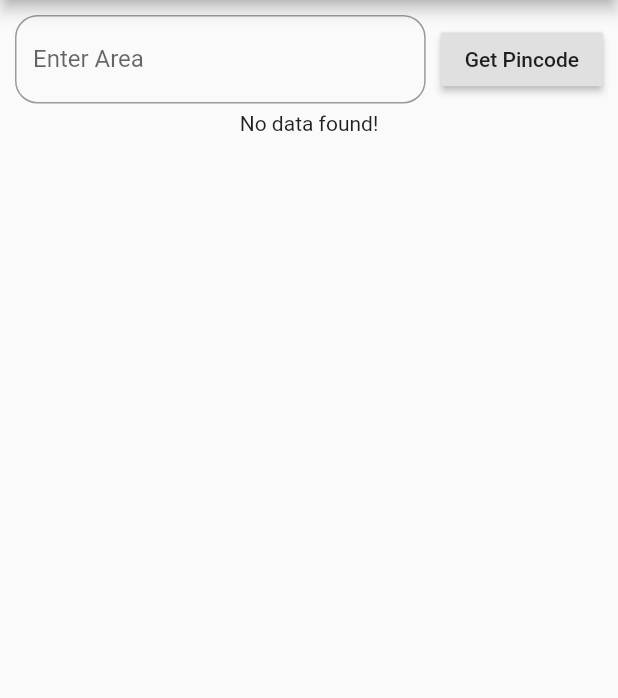
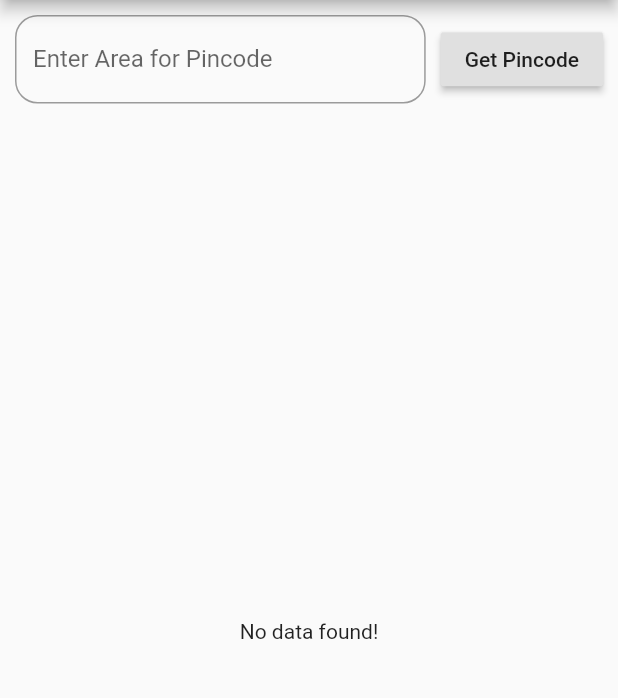
Before and after one commit to pratikbutani/FlutterPinCodeFinder, a Flutter app: the screen it shows after launch, on a phone screen of 412 x 824 dp, the part 84-782 px from its top. Run offline on Flutter 3.47's test engine with Material 2 defaults, Android fonts, the phone set to English and light mode, and no system bars.

Commit message:
Center Issue Solved

```diff
--- a/lib/main.dart
+++ b/lib/main.dart
@@ -83,7 +83,7 @@ class _MyHomePageState extends State<MyHomePage> {
       child: TextFormField(
         controller: _text,
         decoration: new InputDecoration(
-          labelText: "Enter Area",
+          labelText: "Enter Area for Pincode",
           fillColor: Colors.white,
           errorText: _validateAgain ? 'This should not be empty!' : null,
           border: new OutlineInputBorder(
@@ -123,9 +123,9 @@ class _MyHomePageState extends State<MyHomePage> {
 
   getProperWidget() {
     if (_apiCall)
-      return Center(child: CircularProgressIndicator());
+      return Expanded(child: Center(child: CircularProgressIndicator()));
     else if (postOfficeList.length == 0)
-      return Text("No data found!");
+      return Expanded(child: Center(child:Text("No data found!")));
     else {
       // To bind ListView
       return Flexible(
```
Also changed, not shown: pubspec.lock.
